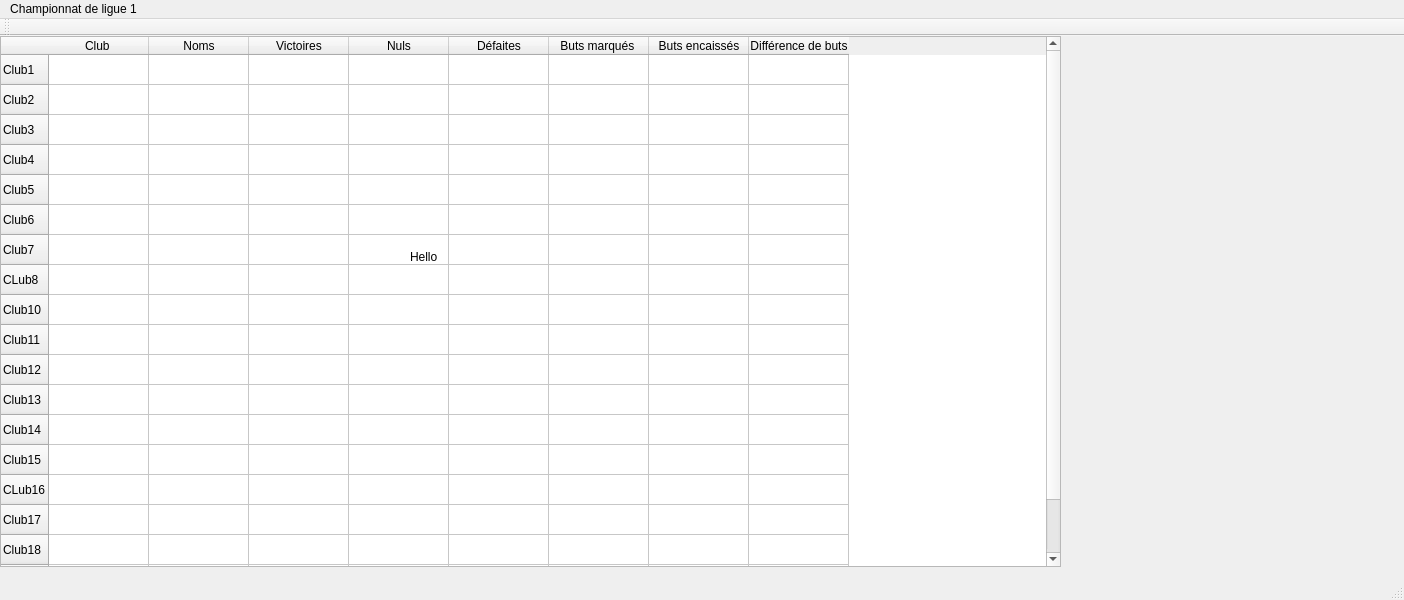
This is ChampionnatLigue.ui in muckenvi/ProjetInfo as Qt 5 draws it before an edit. The edited form follows.
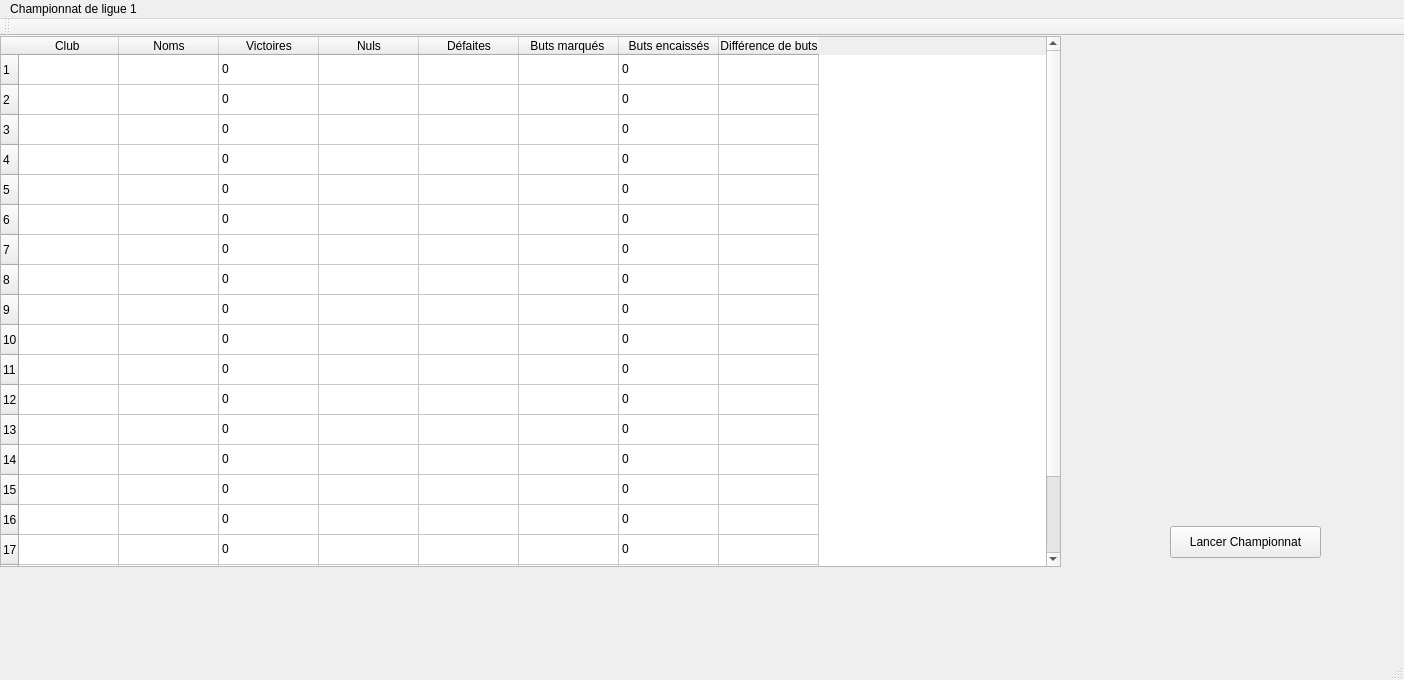
This is the edited form. Icons and pictures are not drawn.

```diff
--- a/ChampionnatLigue.ui
+++ b/ChampionnatLigue.ui
@@ -7,7 +7,7 @@
     <x>0</x>
     <y>0</y>
     <width>1404</width>
-    <height>600</height>
+    <height>680</height>
    </rect>
   </property>
   <property name="windowTitle">
@@ -23,99 +23,110 @@
       <height>531</height>
      </rect>
     </property>
+    <property name="maximumSize">
+     <size>
+      <width>1061</width>
+      <height>531</height>
+     </size>
+    </property>
     <row>
      <property name="text">
-      <string>Club1</string>
+      <string>1</string>
      </property>
     </row>
     <row>
      <property name="text">
-      <string>Club2</string>
+      <string>2</string>
      </property>
     </row>
     <row>
      <property name="text">
-      <string>Club3</string>
+      <string>3</string>
      </property>
     </row>
     <row>
      <property name="text">
-      <string>Club4</string>
+      <string>4</string>
      </property>
     </row>
     <row>
      <property name="text">
-      <string>Club5</string>
+      <string>5</string>
      </property>
     </row>
     <row>
      <property name="text">
-      <string>Club6</string>
+      <string>6</string>
      </property>
     </row>
     <row>
      <property name="text">
-      <string>Club7</string>
+      <string>7</string>
      </property>
     </row>
     <row>
      <property name="text">
-      <string>CLub8</string>
+      <string>8</string>
      </property>
     </row>
     <row>
      <property name="text">
-      <string>Club10</string>
+      <string>9</string>
      </property>
     </row>
     <row>
      <property name="text">
-      <string>Club11</string>
+      <string>10</string>
      </property>
     </row>
     <row>
      <property name="text">
-      <string>Club12</string>
+      <string>11</string>
      </property>
     </row>
     <row>
      <property name="text">
-      <string>Club13</string>
+      <string>12</string>
      </property>
     </row>
     <row>
      <property name="text">
-      <string>Club14</string>
+      <string>13</string>
      </property>
     </row>
     <row>
      <property name="text">
-      <string>Club15</string>
+      <string>14</string>
      </property>
     </row>
     <row>
      <property name="text">
-      <string>CLub16</string>
+      <string>15</string>
      </property>
     </row>
     <row>
      <property name="text">
-      <string>Club17</string>
+      <string>16</string>
      </property>
     </row>
     <row>
      <property name="text">
-      <string>Club18</string>
+      <string>17</string>
      </property>
     </row>
     <row>
      <property name="text">
-      <string>Club19</string>
+      <string>18</string>
      </property>
     </row>
     <row>
      <property name="text">
-      <string>Club20</string>
+      <string>19</string>
+     </property>
+    </row>
+    <row>
+     <property name="text">
+      <string>20</string>
      </property>
     </row>
     <column>
@@ -172,12 +183,212 @@
       </brush>
      </property>
     </item>
+    <item row="0" column="2">
+     <property name="text">
+      <string>0</string>
+     </property>
+    </item>
+    <item row="0" column="6">
+     <property name="text">
+      <string>0</string>
+     </property>
+    </item>
+    <item row="1" column="2">
+     <property name="text">
+      <string>0</string>
+     </property>
+    </item>
+    <item row="1" column="6">
+     <property name="text">
+      <string>0</string>
+     </property>
+    </item>
+    <item row="2" column="2">
+     <property name="text">
+      <string>0</string>
+     </property>
+    </item>
+    <item row="2" column="6">
+     <property name="text">
+      <string>0</string>
+     </property>
+    </item>
+    <item row="3" column="2">
+     <property name="text">
+      <string>0</string>
+     </property>
+    </item>
+    <item row="3" column="6">
+     <property name="text">
+      <string>0</string>
+     </property>
+    </item>
+    <item row="4" column="2">
+     <property name="text">
+      <string>0</string>
+     </property>
+    </item>
+    <item row="4" column="6">
+     <property name="text">
+      <string>0</string>
+     </property>
+    </item>
+    <item row="5" column="2">
+     <property name="text">
+      <string>0</string>
+     </property>
+    </item>
+    <item row="5" column="6">
+     <property name="text">
+      <string>0</string>
+     </property>
+    </item>
+    <item row="6" column="2">
+     <property name="text">
+      <string>0</string>
+     </property>
+    </item>
+    <item row="6" column="6">
+     <property name="text">
+      <string>0</string>
+     </property>
+    </item>
+    <item row="7" column="2">
+     <property name="text">
+      <string>0</string>
+     </property>
+    </item>
+    <item row="7" column="6">
+     <property name="text">
+      <string>0</string>
+     </property>
+    </item>
+    <item row="8" column="2">
+     <property name="text">
+      <string>0</string>
+     </property>
+    </item>
+    <item row="8" column="6">
+     <property name="text">
+      <string>0</string>
+     </property>
+    </item>
+    <item row="9" column="2">
+     <property name="text">
+      <string>0</string>
+     </property>
+    </item>
+    <item row="9" column="6">
+     <property name="text">
+      <string>0</string>
+     </property>
+    </item>
+    <item row="10" column="2">
+     <property name="text">
+      <string>0</string>
+     </property>
+    </item>
+    <item row="10" column="6">
+     <property name="text">
+      <string>0</string>
+     </property>
+    </item>
+    <item row="11" column="2">
+     <property name="text">
+      <string>0</string>
+     </property>
+    </item>
+    <item row="11" column="6">
+     <property name="text">
+      <string>0</string>
+     </property>
+    </item>
+    <item row="12" column="2">
+     <property name="text">
+      <string>0</string>
+     </property>
+    </item>
+    <item row="12" column="6">
+     <property name="text">
+      <string>0</string>
+     </property>
+    </item>
+    <item row="13" column="2">
+     <property name="text">
+      <string>0</string>
+     </property>
+    </item>
+    <item row="13" column="6">
+     <property name="text">
+      <string>0</string>
+     </property>
+    </item>
+    <item row="14" column="2">
+     <property name="text">
+      <string>0</string>
+     </property>
+    </item>
+    <item row="14" column="6">
+     <property name="text">
+      <string>0</string>
+     </property>
+    </item>
+    <item row="15" column="2">
+     <property name="text">
+      <string>0</string>
+     </property>
+    </item>
+    <item row="15" column="6">
+     <property name="text">
+      <string>0</string>
+     </property>
+    </item>
+    <item row="16" column="2">
+     <property name="text">
+      <string>0</string>
+     </property>
+    </item>
+    <item row="16" column="6">
+     <property name="text">
+      <string>0</string>
+     </property>
+    </item>
+    <item row="17" column="2">
+     <property name="text">
+      <string>0</string>
+     </property>
+    </item>
+    <item row="17" column="6">
+     <property name="text">
+      <string>0</string>
+     </property>
+    </item>
+    <item row="18" column="2">
+     <property name="text">
+      <string>0</string>
+     </property>
+    </item>
+    <item row="18" column="6">
+     <property name="text">
+      <string>0</string>
+     </property>
+    </item>
+    <item row="19" column="2">
+     <property name="text">
+      <string>0</string>
+     </property>
+    </item>
+    <item row="19" column="6">
+     <property name="text">
+      <string>0</string>
+     </property>
+    </item>
    </widget>
    <widget class="QPushButton" name="pushButton">
     <property name="geometry">
      <rect>
-      <x>1020</x>
-      <y>620</y>
+      <x>1170</x>
+      <y>490</y>
       <width>151</width>
       <height>32</height>
      </rect>
@@ -186,45 +397,6 @@
      <string>Lancer Championnat</string>
     </property>
    </widget>
-   <widget class="QLabel" name="label">
-    <property name="geometry">
-     <rect>
-      <x>440</x>
-      <y>130</y>
-      <width>31</width>
-      <height>31</height>
-     </rect>
-    </property>
-    <property name="text">
-     <string/>
-    </property>
-    <property name="pixmap">
-     <pixmap>:/Ligue1/rcs.png</pixmap>
-    </property>
-    <property name="scaledContents">
-     <bool>true</bool>
-    </property>
-    <property name="textInteractionFlags">
-     <set>Qt::NoTextInteraction</set>
-    </property>
-   </widget>
-   <widget class="QLabel" name="label_2">
-    <property name="geometry">
-     <rect>
-      <x>410</x>
-      <y>210</y>
-      <width>71</width>
-      <height>21</height>
-     </rect>
-    </property>
-    <property name="text">
-     <string>Hello</string>
-    </property>
-   </widget>
-   <zorder>tableWidget</zorder>
-   <zorder>label</zorder>
-   <zorder>pushButton</zorder>
-   <zorder>label_2</zorder>
   </widget>
   <widget class="QMenuBar" name="menubar">
    <property name="geometry">
```
